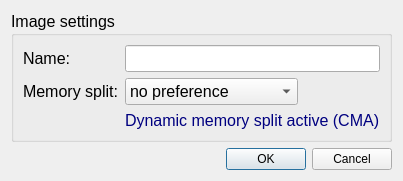
The window that BerrybootGUI2.0/editdialog.ui (maxnet/berryboot) describes before a commit, drawn with Qt 5.
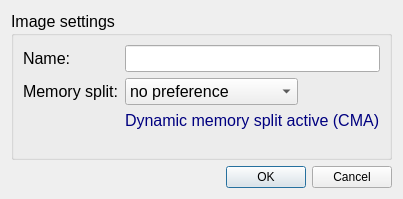
The same window after the commit.

The edit to the form file:
```diff
--- a/BerrybootGUI2.0/editdialog.ui
+++ b/BerrybootGUI2.0/editdialog.ui
@@ -7,7 +7,7 @@
     <x>0</x>
     <y>0</y>
     <width>400</width>
-    <height>164</height>
+    <height>199</height>
    </rect>
   </property>
   <property name="windowTitle">
```
Left out of the diff: 3 changed lines with no effect on the pictures.
